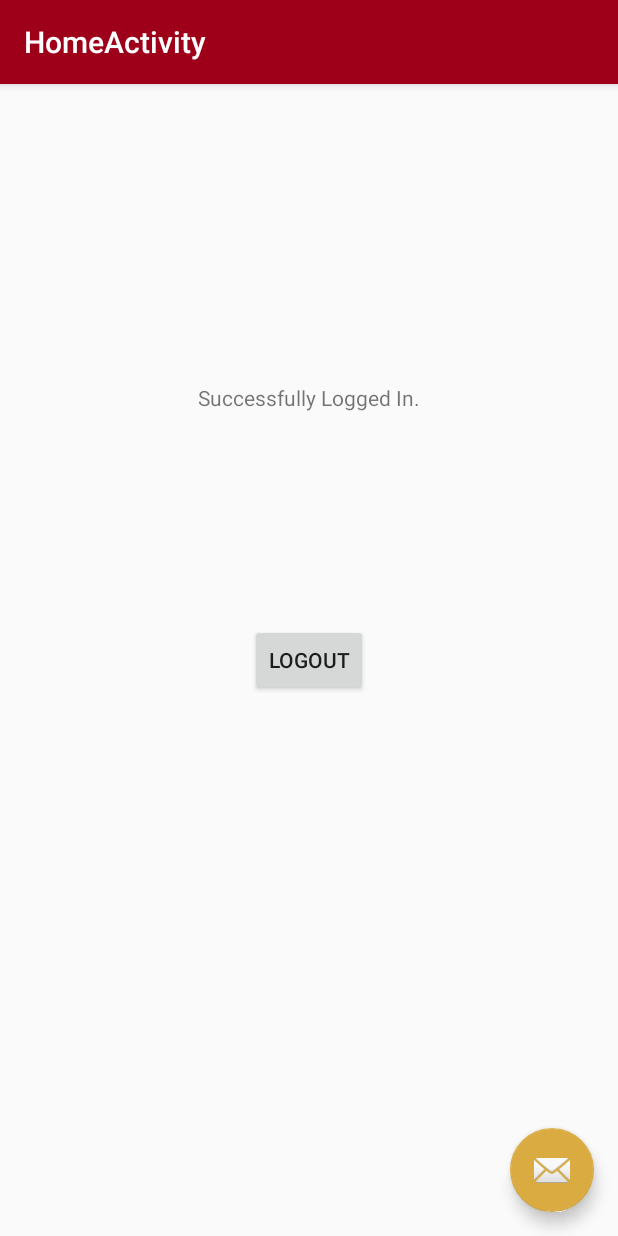
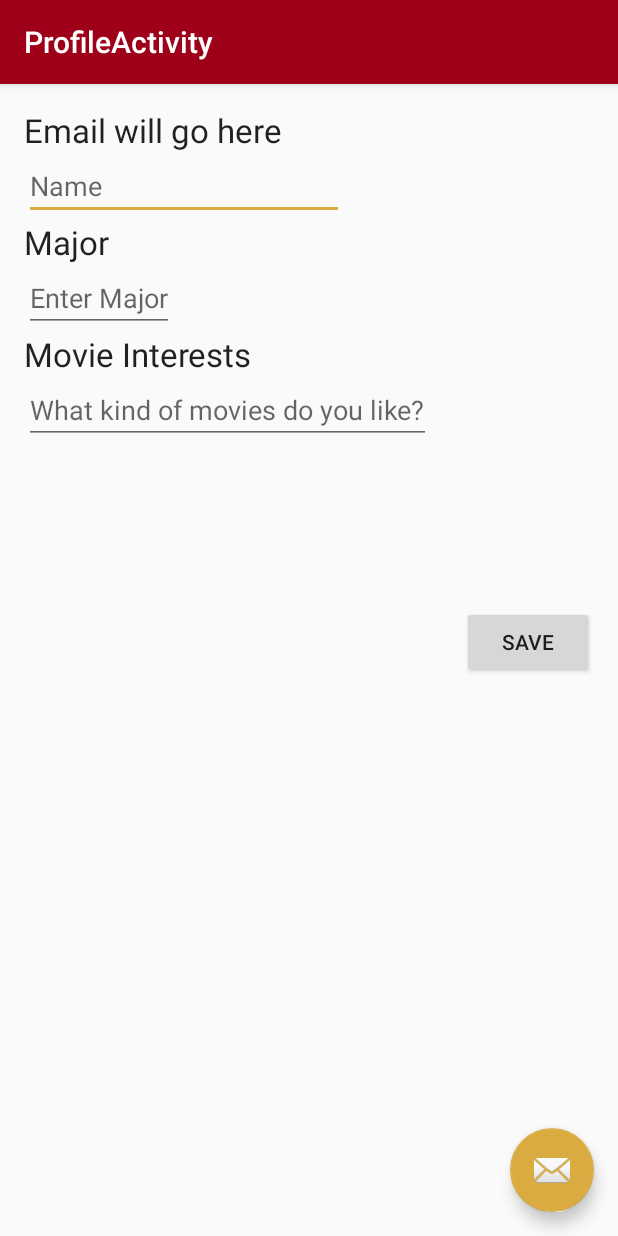
Before and after one commit to kananx/BuzzMovies, an Android app: the RegistrationScreen screen opened directly, with no data from a screen before it, after a tap on "REGISTER", on a phone screen of 412 x 824 dp. Run offline under Robolectric (Android 15) with nearby library versions, the phone set to English and light mode, and no system bars.

Commit message:
created profile page

```diff
--- a/app/src/main/AndroidManifest.xml
+++ b/app/src/main/AndroidManifest.xml
@@ -26,7 +26,11 @@
             android:name=".HomeActivity"
             android:label="@string/title_activity_home"
             android:theme="@style/AppTheme.NoActionBar" />
-        <activity android:name=".RegistrationScreen"></activity>
+        <activity android:name=".RegistrationScreen" />
+        <activity
+            android:name=".ProfileActivity"
+            android:label="@string/title_activity_profile"
+            android:theme="@style/AppTheme.NoActionBar"></activity>
     </application>
 
 </manifest>
--- /dev/null
+++ b/app/src/main/java/at/str/buzzmovies/ProfileActivity.java
@@ -0,0 +1,68 @@
+package at.str.buzzmovies;
+
+import android.content.Intent;
+import android.os.Bundle;
+import android.support.design.widget.FloatingActionButton;
+import android.support.design.widget.Snackbar;
+import android.support.v7.app.AppCompatActivity;
+import android.support.v7.widget.Toolbar;
+import android.view.View;
+import android.widget.Button;
+import android.widget.EditText;
+import android.widget.TextView;
+
+
+/**
+ * Controls activity that happens on Profile page of the App
+ * @author Delicous 3.14
+ */
+public class ProfileActivity extends AppCompatActivity {
+
+    @Override
+    protected void onCreate(Bundle savedInstanceState) {
+        super.onCreate(savedInstanceState);
+        setContentView(R.layout.activity_profile);
+        Toolbar toolbar = (Toolbar) findViewById(R.id.toolbar);
+        setSupportActionBar(toolbar);
+
+        FloatingActionButton fab = (FloatingActionButton) findViewById(R.id.fab);
+        fab.setOnClickListener(new View.OnClickListener() {
+            @Override
+            public void onClick(View view) {
+                Snackbar.make(view, "Replace with your own action", Snackbar.LENGTH_LONG)
+                        .setAction("Action", null).show();
+            }
+        });
+
+        TextView email = (TextView) findViewById(R.id.email_textView);
+        //have email load from user array
+        EditText nameText = (EditText) findViewById(R.id.name_editText);
+        //retrieving name, might use in user.java
+        String name = nameText.getText().toString();
+
+        TextView majorPromp = (TextView) findViewById(R.id.major_TextView);
+        EditText majorText = (EditText) findViewById(R.id.major_editText);
+        //retreiving major
+        String major = majorText.getText().toString();
+        EditText interests = (EditText) findViewById(R.id.interests_editText);
+        //retrieving interest
+        String interestStr = interests.getText().toString();
+
+
+        Button mHomeButton = (Button) findViewById(R.id.home_button);
+        mHomeButton.setOnClickListener(new View.OnClickListener() {
+            @Override
+            public void onClick(View view) {
+                toHome();
+            }
+        });
+
+
+    }
+
+    private void toHome() {
+        Intent toHomeActivity = new Intent(this, HomeActivity.class);
+        startActivity(toHomeActivity);
+
+    }
+}
--- a/app/src/main/java/at/str/buzzmovies/RegistrationScreen.java
+++ b/app/src/main/java/at/str/buzzmovies/RegistrationScreen.java
@@ -46,7 +46,7 @@ public class RegistrationScreen extends AppCompatActivity {
      * Directs the App back to the home activity page
      */
     private void register() {
-        Intent toHomeActivity = new Intent(this, HomeActivity.class);
-        startActivity(toHomeActivity);
+        Intent toProfileActivity = new Intent(this, ProfileActivity.class);
+        startActivity(toProfileActivity);
     }
 }
--- /dev/null
+++ b/app/src/main/res/layout/activity_profile.xml
@@ -0,0 +1,34 @@
+<?xml version="1.0" encoding="utf-8"?>
+<android.support.design.widget.CoordinatorLayout xmlns:android="http://schemas.android.com/apk/res/android"
+    xmlns:app="http://schemas.android.com/apk/res-auto"
+    xmlns:tools="http://schemas.android.com/tools"
+    android:layout_width="match_parent"
+    android:layout_height="match_parent"
+    android:fitsSystemWindows="true"
+    tools:context="at.str.buzzmovies.ProfileActivity">
+
+    <android.support.design.widget.AppBarLayout
+        android:layout_width="match_parent"
+        android:layout_height="wrap_content"
+        android:theme="@style/AppTheme.AppBarOverlay">
+
+        <android.support.v7.widget.Toolbar
+            android:id="@+id/toolbar"
+            android:layout_width="match_parent"
+            android:layout_height="?attr/actionBarSize"
+            android:background="?attr/colorPrimary"
+            app:popupTheme="@style/AppTheme.PopupOverlay" />
+
+    </android.support.design.widget.AppBarLayout>
+
+    <include layout="@layout/content_profile" />
+
+    <android.support.design.widget.FloatingActionButton
+        android:id="@+id/fab"
+        android:layout_width="wrap_content"
+        android:layout_height="wrap_content"
+        android:layout_gravity="bottom|end"
+        android:layout_margin="@dimen/fab_margin"
+        android:src="@android:drawable/ic_dialog_email" />
+
+</android.support.design.widget.CoordinatorLayout>
--- /dev/null
+++ b/app/src/main/res/layout/content_profile.xml
@@ -0,0 +1,76 @@
+<?xml version="1.0" encoding="utf-8"?>
+<RelativeLayout xmlns:android="http://schemas.android.com/apk/res/android"
+    xmlns:app="http://schemas.android.com/apk/res-auto"
+    xmlns:tools="http://schemas.android.com/tools"
+    android:layout_width="match_parent"
+    android:layout_height="match_parent"
+    android:paddingBottom="@dimen/activity_vertical_margin"
+    android:paddingLeft="@dimen/activity_horizontal_margin"
+    android:paddingRight="@dimen/activity_horizontal_margin"
+    android:paddingTop="@dimen/activity_vertical_margin"
+    app:layout_behavior="@string/appbar_scrolling_view_behavior"
+    tools:context="at.str.buzzmovies.ProfileActivity"
+    tools:showIn="@layout/activity_profile">
+
+    <TextView
+        android:layout_width="wrap_content"
+        android:layout_height="wrap_content"
+        android:textAppearance="?android:attr/textAppearanceLarge"
+        android:text="@string/email_profile_page"
+        android:id="@+id/email_textView"
+        android:layout_alignParentTop="true"
+        android:layout_alignParentStart="true" />
+
+    <EditText
+        android:layout_width="wrap_content"
+        android:layout_height="wrap_content"
+        android:inputType="textPersonName"
+        android:ems="10"
+        android:id="@+id/name_editText"
+        android:layout_below="@+id/email_textView"
+        android:layout_alignParentStart="true"
+        android:hint="Name" />
+
+    <TextView
+        android:layout_width="wrap_content"
+        android:layout_height="wrap_content"
+        android:textAppearance="?android:attr/textAppearanceLarge"
+        android:text="@string/major_profile_page"
+        android:id="@+id/major_TextView"
+        android:layout_below="@+id/name_editText"
+        android:layout_alignParentStart="true" />
+
+    <EditText
+        android:layout_width="wrap_content"
+        android:layout_height="wrap_content"
+        android:id="@+id/major_editText"
+        android:layout_below="@+id/major_TextView"
+        android:layout_alignParentStart="true"
+        android:hint="Enter Major" />
+
+    <TextView
+        android:layout_width="wrap_content"
+        android:layout_height="wrap_content"
+        android:textAppearance="?android:attr/textAppearanceLarge"
+        android:text="@string/interests"
+        android:id="@+id/interest_TextView"
+        android:layout_below="@+id/major_editText"
+        android:layout_alignParentStart="true" />
+
+    <EditText
+        android:layout_width="wrap_content"
+        android:layout_height="wrap_content"
+        android:id="@+id/interests_editText"
+        android:hint="What kind of movies do you like?"
+        android:layout_below="@+id/interest_TextView"
+        android:layout_alignParentStart="true" />
+
+    <Button
+        android:layout_width="wrap_content"
+        android:layout_height="wrap_content"
+        android:text="@string/return_button"
+        android:id="@+id/home_button"
+        android:layout_marginTop="108dp"
+        android:layout_below="@+id/interests_editText"
+        android:layout_alignParentEnd="true" />
+</RelativeLayout>
--- a/app/src/main/res/values/strings.xml
+++ b/app/src/main/res/values/strings.xml
@@ -18,4 +18,11 @@
     <string name="title_activity_home">HomeActivity</string>
     <string name="cancel_button_text">Cancel</string>
     <string name="logout_button_text">Logout</string>
+    <string name="title_activity_profile">ProfileActivity</string>
+
+    <!-- Strings related to Profile Page -->
+    <string name="email_profile_page">Email will go here</string>
+    <string name="major_profile_page">Major</string>
+    <string name="interests">Movie Interests</string>
+    <string name="return_button">Save</string>
 </resources>
```
